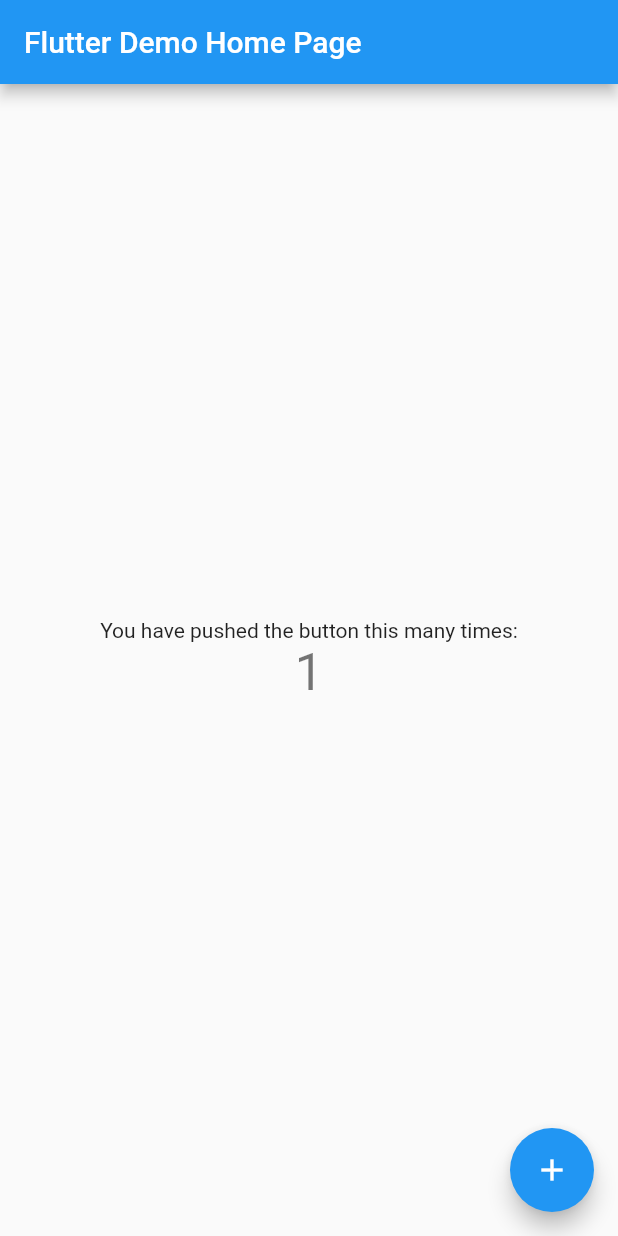
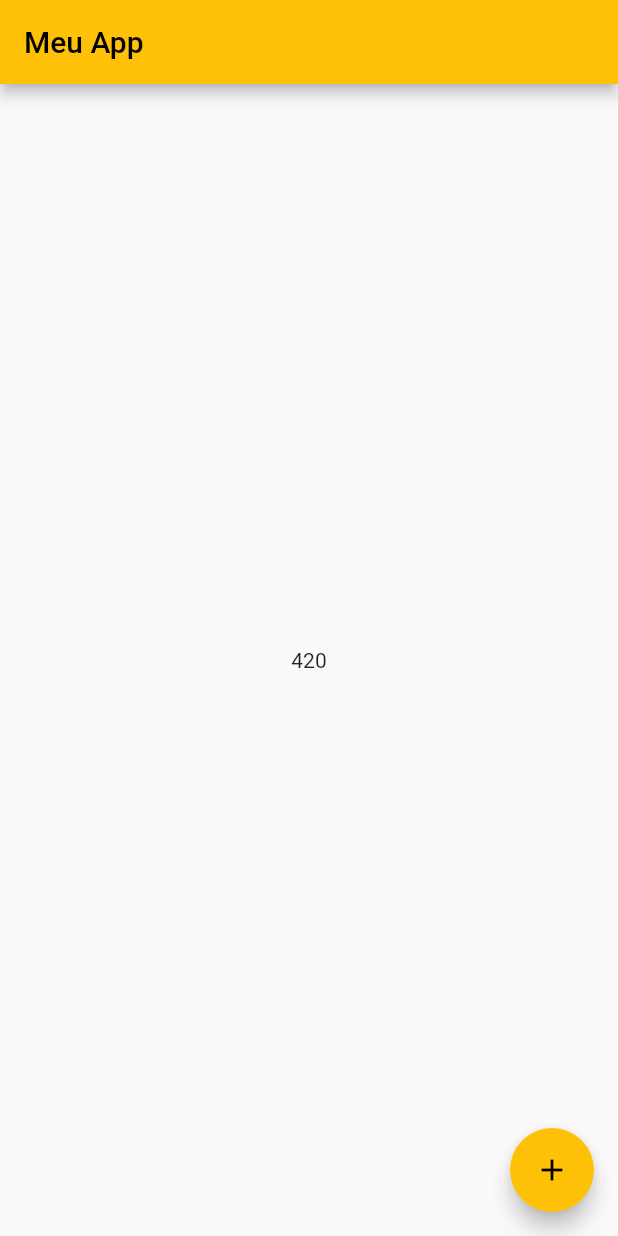
Before and after one commit to pedroabreudev/first_flutter_DIO, a Flutter app: the screen it shows after launch, after a tap on the "add" icon, on a phone screen of 412 x 824 dp. Run offline on Flutter 3.47's test engine with Material 2 defaults, Android fonts, the light colour scheme and no system bars.

Commit message:
Organizando o Projeto.

```diff
--- a/lib/main.dart
+++ b/lib/main.dart
@@ -1,115 +1,6 @@
+import 'package:first_flutter_dio/my_app.dart';
 import 'package:flutter/material.dart';
 
 void main() {
   runApp(const MyApp());
 }
-
-class MyApp extends StatelessWidget {
-  const MyApp({super.key});
-
-  // This widget is the root of your application.
-  @override
-  Widget build(BuildContext context) {
-    return MaterialApp(
-      title: 'Flutter Demo',
-      theme: ThemeData(
-        // This is the theme of your application.
-        //
-        // Try running your application with "flutter run". You'll see the
-        // application has a blue toolbar. Then, without quitting the app, try
-        // changing the primarySwatch below to Colors.green and then invoke
-        // "hot reload" (press "r" in the console where you ran "flutter run",
-        // or simply save your changes to "hot reload" in a Flutter IDE).
-        // Notice that the counter didn't reset back to zero; the application
-        // is not restarted.
-        primarySwatch: Colors.blue,
-      ),
-      home: const MyHomePage(title: 'Flutter Demo Home Page'),
-    );
-  }
-}
-
-class MyHomePage extends StatefulWidget {
-  const MyHomePage({super.key, required this.title});
-
-  // This widget is the home page of your application. It is stateful, meaning
-  // that it has a State object (defined below) that contains fields that affect
-  // how it looks.
-
-  // This class is the configuration for the state. It holds the values (in this
-  // case the title) provided by the parent (in this case the App widget) and
-  // used by the build method of the State. Fields in a Widget subclass are
-  // always marked "final".
-
-  final String title;
-
-  @override
-  State<MyHomePage> createState() => _MyHomePageState();
-}
-
-class _MyHomePageState extends State<MyHomePage> {
-  int _counter = 0;
-
-  void _incrementCounter() {
-    setState(() {
-      // This call to setState tells the Flutter framework that something has
-      // changed in this State, which causes it to rerun the build method below
-      // so that the display can reflect the updated values. If we changed
-      // _counter without calling setState(), then the build method would not be
-      // called again, and so nothing would appear to happen.
-      _counter++;
-    });
-  }
-
-  @override
-  Widget build(BuildContext context) {
-    // This method is rerun every time setState is called, for instance as done
-    // by the _incrementCounter method above.
-    //
-    // The Flutter framework has been optimized to make rerunning build methods
-    // fast, so that you can just rebuild anything that needs updating rather
-    // than having to individually change instances of widgets.
-    return Scaffold(
-      appBar: AppBar(
-        // Here we take the value from the MyHomePage object that was created by
-        // the App.build method, and use it to set our appbar title.
-        title: Text(widget.title),
-      ),
-      body: Center(
-        // Center is a layout widget. It takes a single child and positions it
-        // in the middle of the parent.
-        child: Column(
-          // Column is also a layout widget. It takes a list of children and
-          // arranges them vertically. By default, it sizes itself to fit its
-          // children horizontally, and tries to be as tall as its parent.
-          //
-          // Invoke "debug painting" (press "p" in the console, choose the
-          // "Toggle Debug Paint" action from the Flutter Inspector in Android
-          // Studio, or the "Toggle Debug Paint" command in Visual Studio Code)
-          // to see the wireframe for each widget.
-          //
-          // Column has various properties to control how it sizes itself and
-          // how it positions its children. Here we use mainAxisAlignment to
-          // center the children vertically; the main axis here is the vertical
-          // axis because Columns are vertical (the cross axis would be
-          // horizontal).
-          mainAxisAlignment: MainAxisAlignment.center,
-          children: <Widget>[
-            const Text(
-              'You have pushed the button this many times:',
-            ),
-            Text(
-              '$_counter',
-              style: Theme.of(context).textTheme.headline4,
-            ),
-          ],
-        ),
-      ),
-      floatingActionButton: FloatingActionButton(
-        onPressed: _incrementCounter,
-        tooltip: 'Increment',
-        child: const Icon(Icons.add),
-      ), // This trailing comma makes auto-formatting nicer for build methods.
-    );
-  }
-}
--- /dev/null
+++ b/lib/my_app.dart
@@ -0,0 +1,16 @@
+import 'package:flutter/material.dart';
+
+import 'pages/home_page.dart';
+
+class MyApp extends StatelessWidget {
+  const MyApp({super.key});
+
+  @override
+  Widget build(BuildContext context) {
+    return MaterialApp(
+      debugShowCheckedModeBanner: false,
+      home: const HomePage(),
+      theme: ThemeData(primarySwatch: Colors.amber),
+    );
+  }
+}
--- /dev/null
+++ b/lib/pages/home_page.dart
@@ -0,0 +1,32 @@
+import 'package:flutter/material.dart';
+
+import '../service/make_number_random.dart';
+
+class HomePage extends StatefulWidget {
+  const HomePage({super.key});
+
+  @override
+  State<HomePage> createState() => _HomePageState();
+}
+
+class _HomePageState extends State<HomePage> {
+  var numberRandom = 0;
+
+  @override
+  Widget build(BuildContext context) {
+    return Scaffold(
+      appBar: AppBar(
+        title: const Text("Meu App"),
+      ),
+      body: Center(child: Text(numberRandom.toString())),
+      floatingActionButton: FloatingActionButton(
+        child: const Icon(Icons.add),
+        onPressed: () {
+          setState(() {
+            numberRandom = MakeNumberRandomService.makeNumberRandom(1000);
+          });
+        },
+      ),
+    );
+  }
+}
--- /dev/null
+++ b/lib/service/make_number_random.dart
@@ -0,0 +1,8 @@
+import 'dart:math';
+
+class MakeNumberRandomService {
+  static int makeNumberRandom(int numberMax) {
+    Random numberRandom = Random();
+    return numberRandom.nextInt(numberMax);
+  }
+}
```
Also changed, not shown: 5 other files.
